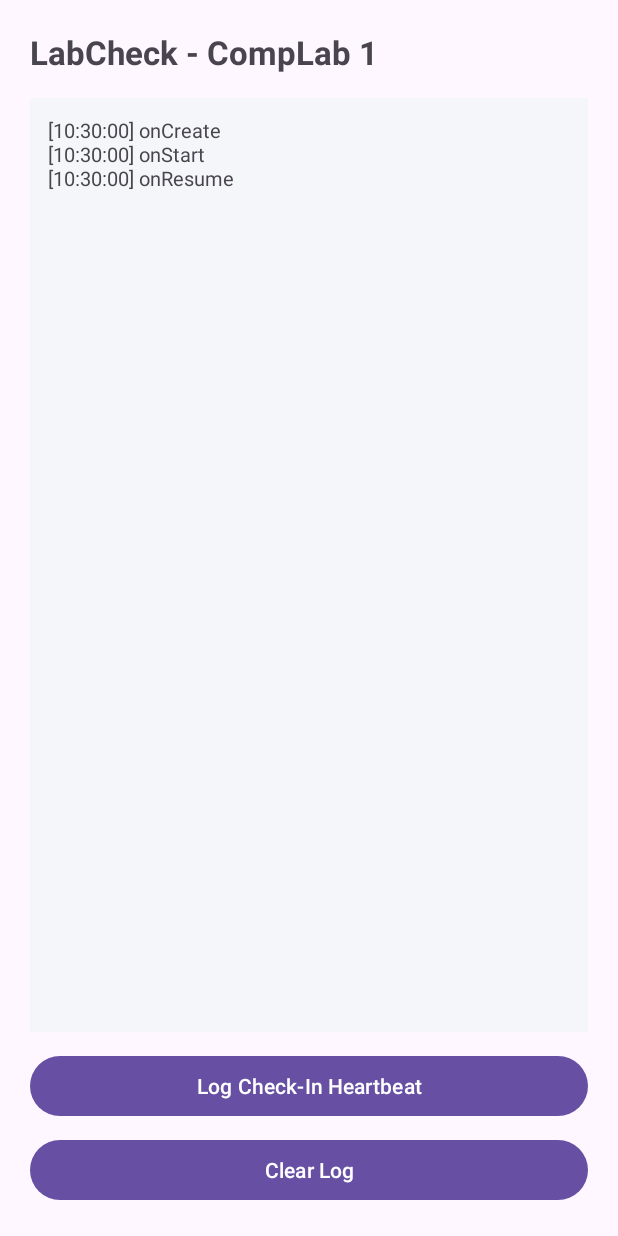
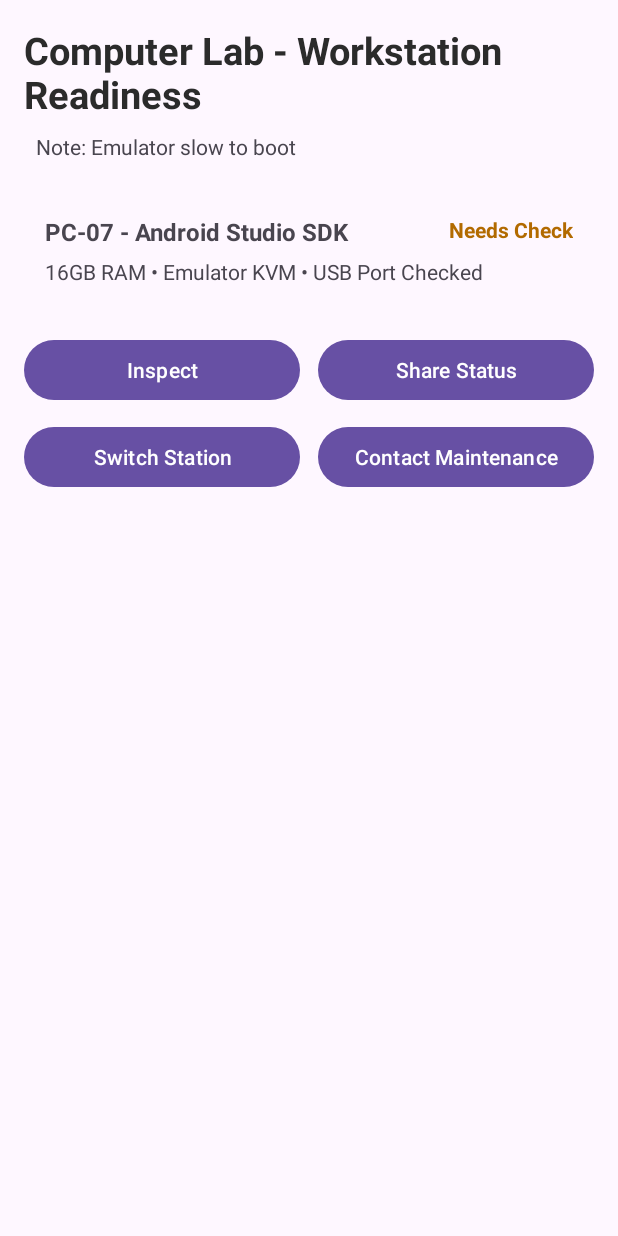
Before and after one commit to vincecorda-svg/corda_appdevAY2627, an Android app: the screen it shows after launch (MainActivity), on a phone screen of 412 x 824 dp. Run offline under Robolectric (Android 15) with nearby library versions, the phone set to English and light mode, and no system bars.

Commit message:
lab_act2

```diff
--- a/app/src/main/AndroidManifest.xml
+++ b/app/src/main/AndroidManifest.xml
@@ -11,6 +11,11 @@
         android:roundIcon="@mipmap/ic_launcher_round"
         android:supportsRtl="true"
         android:theme="@style/Theme.Corda_appdev">
+
+        <activity
+            android:name=".StationDetailActivity"
+            android:exported="false" />
+
         <activity
             android:name=".MainActivity"
             android:exported="true"
--- a/app/src/main/java/com/example/corda_appdev/MainActivity.java
+++ b/app/src/main/java/com/example/corda_appdev/MainActivity.java
@@ -1,25 +1,87 @@
 
 package com.example.corda_appdev;
 
+import android.content.Intent;
+import android.net.Uri;
 import android.os.Bundle;
-import android.util.Log;
+import android.widget.Toast;
 
-import androidx.annotation.NonNull;
+import androidx.activity.result.ActivityResultLauncher;
+import androidx.activity.result.contract.ActivityResultContracts;
 import androidx.appcompat.app.AppCompatActivity;
 
 import com.example.corda_appdev.databinding.ActivityMainBinding;
 
-import java.text.SimpleDateFormat;
-import java.util.Date;
-import java.util.Locale;
-
 public class MainActivity extends AppCompatActivity {
 
-    private static final String TAG = "LabCheckLifecycle";
-    private static final String KEY_LOG = "key_lifecycle_log";
+    public static final String EXTRA_STATION_CODE = "extra_station_code";
+    public static final String EXTRA_STATUS = "extra_status";
+    public static final String EXTRA_ISSUE_NOTE = "extra_issue_note";
 
     private ActivityMainBinding binding;
-    private final StringBuilder traceBuilder = new StringBuilder();
+
+    private int stationIndex = 0;
+
+    private final String[] stationCodes = {
+            "PC-07", "PC-08", "PC-09"
+    };
+
+    private final String[] stationNames = {
+            "Android Studio SDK",
+            "Java Development Workstation",
+            "Network Testing Workstation"
+    };
+
+    private final String[] stationStatuses = {
+            "Needs Check",
+            "Ready",
+            "Issue Logged"
+    };
+
+    private final String[] stationNotes = {
+            "Emulator slow to boot",
+            "No issues reported",
+            "Network connection needs checking"
+    };
+
+    private final String[] stationSpecs = {
+            "16GB RAM • Emulator KVM • USB Port Checked",
+            "8GB RAM • Java JDK • Compiler Checked",
+            "8GB RAM • LAN Connection • Network Checked"
+    };
+
+    // Receive inspection results
+    private final ActivityResultLauncher<Intent> detailLauncher =
+            registerForActivityResult(
+                    new ActivityResultContracts.StartActivityForResult(),
+                    result -> {
+
+                        if (result.getResultCode() == RESULT_OK
+                                && result.getData() != null) {
+
+                            String updatedStatus =
+                                    result.getData().getStringExtra(EXTRA_STATUS);
+
+                            String updatedNote =
+                                    result.getData().getStringExtra(EXTRA_ISSUE_NOTE);
+
+                            if (updatedStatus != null && updatedNote != null) {
+
+                                stationStatuses[stationIndex] = updatedStatus;
+                                stationNotes[stationIndex] = updatedNote;
+
+                                updateStationDisplay();
+
+                                Toast.makeText(
+                                        MainActivity.this,
+                                        "Updated " + stationCodes[stationIndex]
+                                                + " -> " + updatedStatus,
+                                        Toast.LENGTH_SHORT
+                                ).show();
+                            }
+                        }
+                    }
+            );
 
     @Override
     protected void onCreate(Bundle savedInstanceState) {
@@ -28,83 +90,92 @@ public class MainActivity extends AppCompatActivity {
         binding = ActivityMainBinding.inflate(getLayoutInflater());
         setContentView(binding.getRoot());
 
-        // Restore logs after screen rotation
-        if (savedInstanceState != null) {
-            traceBuilder.append(
-                    savedInstanceState.getString(KEY_LOG, "")
+        // Display initial workstation
+        updateStationDisplay();
+
+        // INSPECT BUTTON
+        binding.btnInspectStation.setOnClickListener(v -> {
+
+            Intent intent = new Intent(
+                    MainActivity.this,
+                    StationDetailActivity.class
             );
-        }
 
-        recordEvent("onCreate");
+            intent.putExtra(EXTRA_STATION_CODE, stationCodes[stationIndex]);
+            intent.putExtra(EXTRA_STATUS, stationStatuses[stationIndex]);
+            intent.putExtra(EXTRA_ISSUE_NOTE, stationNotes[stationIndex]);
 
-        // Log Check-In Heartbeat Button
-        binding.btnSimulateTick.setOnClickListener(v ->
-                recordEvent("Manual check-in probe (pkg="
-                        + getPackageName() + ")")
-        );
+            detailLauncher.launch(intent);
+        });
 
-        // Clear Log Button
-        binding.btnClearLog.setOnClickListener(v -> {
-            traceBuilder.setLength(0);
-            binding.tvLifecycleLog.setText("Corda_Cleared");
+        // SWITCH STATION BUTTON
+        binding.btnSwitchStation.setOnClickListener(v -> {
+
+            stationIndex++;
+
+            if (stationIndex >= stationCodes.length) {
+                stationIndex = 0;
+            }
+
+            updateStationDisplay();
+
+            Toast.makeText(
+                    MainActivity.this,
+                    "Switched to " + stationCodes[stationIndex],
+                    Toast.LENGTH_SHORT
+            ).show();
+        });
+
+        // CONTACT MAINTENANCE BUTTON
+        binding.btnContactMaintenance.setOnClickListener(v -> {
+
+            Intent dialIntent = new Intent(Intent.ACTION_DIAL);
+
+            dialIntent.setData(Uri.parse("tel:09123456789"));
+
+            startActivity(dialIntent);
+        });
+
+        // SHARE STATUS BUTTON
+        binding.btnShareReport.setOnClickListener(v -> {
+
+            String report =
+                    "COMPUTER LAB - WORKSTATION READINESS\n\n" +
+                            "Station: " + stationCodes[stationIndex] + "\n" +
+                            "Workstation: " + stationNames[stationIndex] + "\n" +
+                            "Status: " + stationStatuses[stationIndex] + "\n" +
+                            "Note: " + stationNotes[stationIndex] + "\n" +
+                            "Specifications: " + stationSpecs[stationIndex];
+
+            Intent shareIntent = new Intent(Intent.ACTION_SEND);
+
+            shareIntent.setType("text/plain");
+            shareIntent.putExtra(Intent.EXTRA_TEXT, report);
+
+            startActivity(
+                    Intent.createChooser(shareIntent, "Share Station Report")
+            );
         });
     }
 
-    @Override
-    protected void onStart() {
-        super.onStart();
-        recordEvent("onStart");
-    }
+    // UPDATE STATION INFORMATION
+    private void updateStationDisplay() {
 
-    @Override
-    protected void onResume() {
-        super.onResume();
-        recordEvent("onResume");
-    }
+        binding.tvStationCode.setText(
+                stationCodes[stationIndex] + " - " +
+                        stationNames[stationIndex]
+        );
 
-    @Override
-    protected void onPause() {
-        recordEvent("onPause");
-        super.onPause();
-    }
+        binding.tvStationStatus.setText(
+                stationStatuses[stationIndex]
+        );
 
-    @Override
-    protected void onStop() {
-        recordEvent("onStop");
-        super.onStop();
-    }
+        binding.tvStationNote.setText(
+                "Note: " + stationNotes[stationIndex]
+        );
 
-    @Override
-    protected void onDestroy() {
-        recordEvent("onDestroy");
-        super.onDestroy();
-    }
-
-    // Save logs during screen rotation
-    @Override
-    protected void onSaveInstanceState(@NonNull Bundle outState) {
-        outState.putString(KEY_LOG, traceBuilder.toString());
-        super.onSaveInstanceState(outState);
-    }
-
-    // Record lifecycle events
-    private void recordEvent(String eventName) {
-
-        String ts = new SimpleDateFormat(
-                "HH:mm:ss",
-                Locale.getDefault()
-        ).format(new Date());
-
-        String line = "[" + ts + "] " + eventName + "\n";
-
-        traceBuilder.append(line);
-
-        Log.d(TAG, line.trim());
-
-        if (binding != null) {
-            binding.tvLifecycleLog.setText(
-                    traceBuilder.toString()
-            );
-        }
+        binding.tvStationSpec.setText(
+                stationSpecs[stationIndex]
+        );
     }
 }
--- a/app/src/main/res/layout/activity_main.xml
+++ b/app/src/main/res/layout/activity_main.xml
@@ -1,54 +1,134 @@
+
 
 <androidx.constraintlayout.widget.ConstraintLayout
     xmlns:android="http://schemas.android.com/apk/res/android"
     xmlns:app="http://schemas.android.com/apk/res-auto"
     android:layout_width="match_parent"
     android:layout_height="match_parent"
-    android:padding="20dp">
+    android:padding="16dp">
 
+    <!-- MAIN HEADER -->
     <TextView
-        android:id="@+id/tvAppTitle"
+        android:id="@+id/tvHeaderLab"
         android:layout_width="0dp"
         android:layout_height="wrap_content"
-        android:text="LabCheck - CompLab 1"
-        android:textSize="22sp"
+        android:text="Computer Lab - Workstation Readiness"
+        android:textSize="25sp"
+        android:textColor="#2B2B2B"
         android:textStyle="bold"
         app:layout_constraintTop_toTopOf="parent"
         app:layout_constraintStart_toStartOf="parent"
-        app:layout_constraintEnd_toEndOf="parent"/>
+        app:layout_constraintEnd_toEndOf="parent" />
 
+    <!-- STATION NOTE -->
     <TextView
-        android:id="@+id/tvLifecycleLog"
-        android:layout_width="0dp"
-        android:layout_height="0dp"
-        android:layout_marginTop="16dp"
-        android:layout_marginBottom="12dp"
-        android:background="#F4F6F9"
-        android:padding="12dp"
-        android:text="Lifecycle trace ready..."
-        android:textSize="13sp"
-        app:layout_constraintTop_toBottomOf="@id/tvAppTitle"
-        app:layout_constraintBottom_toTopOf="@id/btnSimulateTick"
-        app:layout_constraintStart_toStartOf="parent"
-        app:layout_constraintEnd_toEndOf="parent"/>
-
-    <Button
-        android:id="@+id/btnSimulateTick"
+        android:id="@+id/tvStationNote"
         android:layout_width="0dp"
         android:layout_height="wrap_content"
-        android:layout_marginBottom="8dp"
-        android:text="Log Check-In Heartbeat"
-        app:layout_constraintBottom_toTopOf="@id/btnClearLog"
+        android:text="Note: No issues reported"
+        android:textSize="14sp"
+        android:padding="8dp"
+        app:layout_constraintTop_toBottomOf="@id/tvHeaderLab"
         app:layout_constraintStart_toStartOf="parent"
-        app:layout_constraintEnd_toEndOf="parent"/>
+        app:layout_constraintEnd_toEndOf="parent" />
 
-    <Button
-        android:id="@+id/btnClearLog"
+    <!-- FEATURED STATION -->
+    <RelativeLayout
+        android:id="@+id/rlFeaturedStation"
         android:layout_width="0dp"
         android:layout_height="wrap_content"
-        android:text="Clear Log"
-        app:layout_constraintBottom_toBottomOf="parent"
+        android:layout_marginTop="14dp"
+        android:padding="14dp"
+        app:layout_constraintTop_toBottomOf="@id/tvStationNote"
         app:layout_constraintStart_toStartOf="parent"
-        app:layout_constraintEnd_toEndOf="parent"/>
+        app:layout_constraintEnd_toEndOf="parent">
+
+        <TextView
+            android:id="@+id/tvStationCode"
+            android:layout_width="wrap_content"
+            android:layout_height="wrap_content"
+            android:layout_alignParentStart="true"
+            android:text="PC-07 - Android Studio SDK"
+            android:textSize="16sp"
+            android:textStyle="bold" />
+
+        <TextView
+            android:id="@+id/tvStationStatus"
+            android:layout_width="wrap_content"
+            android:layout_height="wrap_content"
+            android:layout_alignParentEnd="true"
+            android:text="Needs Check"
+            android:textColor="#B26A00"
+            android:textStyle="bold" />
+
+        <TextView
+            android:id="@+id/tvStationSpec"
+            android:layout_width="wrap_content"
+            android:layout_height="wrap_content"
+            android:layout_below="@id/tvStationCode"
+            android:layout_marginTop="6dp"
+            android:text="16GB RAM • Emulator KVM • USB Port Checked" />
+
+    </RelativeLayout>
+
+    <!-- FIRST ROW BUTTONS -->
+    <LinearLayout
+        android:id="@+id/llActions"
+        android:layout_width="0dp"
+        android:layout_height="wrap_content"
+        android:layout_marginTop="18dp"
+        android:orientation="horizontal"
+        android:weightSum="2"
+        app:layout_constraintTop_toBottomOf="@id/rlFeaturedStation"
+        app:layout_constraintStart_toStartOf="parent"
+        app:layout_constraintEnd_toEndOf="parent">
+
+        <Button
+            android:id="@+id/btnInspectStation"
+            android:layout_width="0dp"
+            android:layout_height="wrap_content"
+            android:layout_weight="1"
+            android:layout_marginEnd="6dp"
+            android:text="Inspect" />
+
+        <Button
+            android:id="@+id/btnShareReport"
+            android:layout_width="0dp"
+            android:layout_height="wrap_content"
+            android:layout_weight="1"
+            android:layout_marginStart="6dp"
+            android:text="Share Status" />
+
+    </LinearLayout>
+
+    <!-- SECOND ROW BUTTONS -->
+    <LinearLayout
+        android:id="@+id/llExtraActions"
+        android:layout_width="0dp"
+        android:layout_height="wrap_content"
+        android:layout_marginTop="10dp"
+        android:orientation="horizontal"
+        android:weightSum="2"
+        app:layout_constraintTop_toBottomOf="@id/llActions"
+        app:layout_constraintStart_toStartOf="parent"
+        app:layout_constraintEnd_toEndOf="parent">
+
+        <Button
+            android:id="@+id/btnSwitchStation"
+            android:layout_width="0dp"
+            android:layout_height="wrap_content"
+            android:layout_weight="1"
+            android:layout_marginEnd="6dp"
+            android:text="Switch Station" />
+
+        <Button
+            android:id="@+id/btnContactMaintenance"
+            android:layout_width="0dp"
+            android:layout_height="wrap_content"
+            android:layout_weight="1"
+            android:layout_marginStart="6dp"
+            android:text="Contact Maintenance" />
+
+    </LinearLayout>
 
 </androidx.constraintlayout.widget.ConstraintLayout>
```
Also changed, not shown: app/src/main/java/com/example/corda_appdev/StationDetailActivity.java (added, +126 -0 lines), app/src/main/res/layout/activity_station_detail.xml (added, +39 -0 lines), 1 other file.
